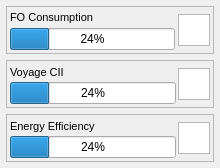
Above: src/ui/KPIOverviewFrame.ui from alviansm/S-Core before the change. Below: the same form after it.
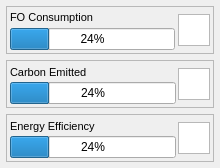
That is the form after the change.

Patch:
```diff
--- a/src/ui/KPIOverviewFrame.ui
+++ b/src/ui/KPIOverviewFrame.ui
@@ -167,7 +167,7 @@
            </font>
           </property>
           <property name="text">
-           <string>Voyage CII</string>
+           <string>Carbon Emitted</string>
           </property>
          </widget>
         </item>
```
